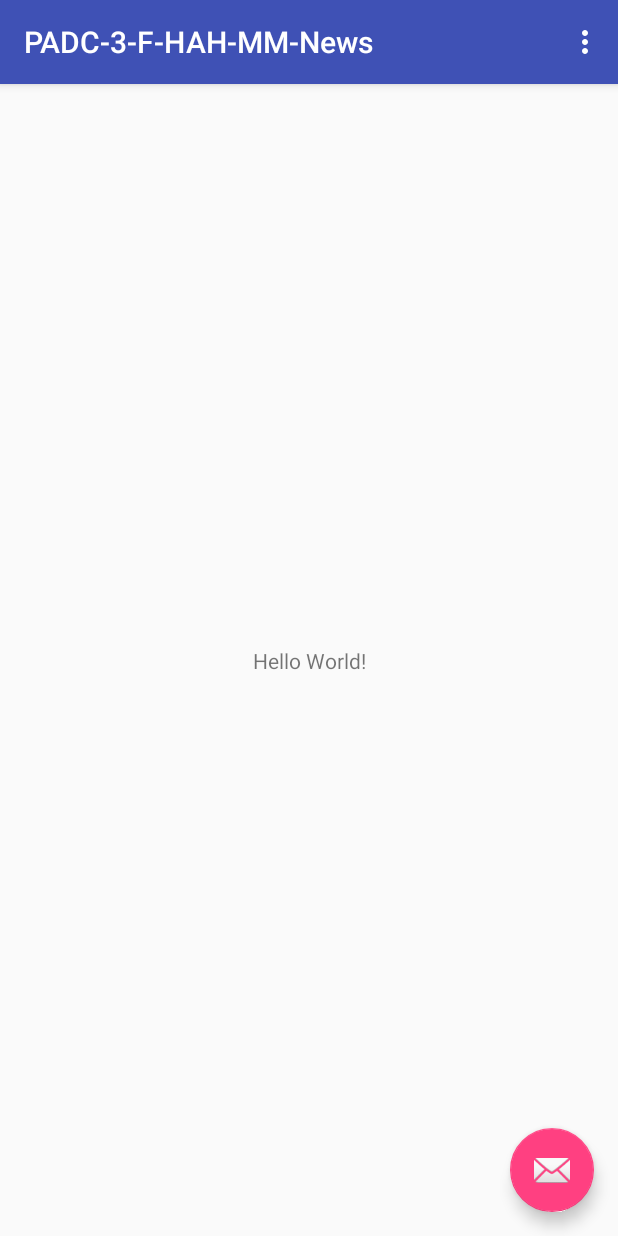
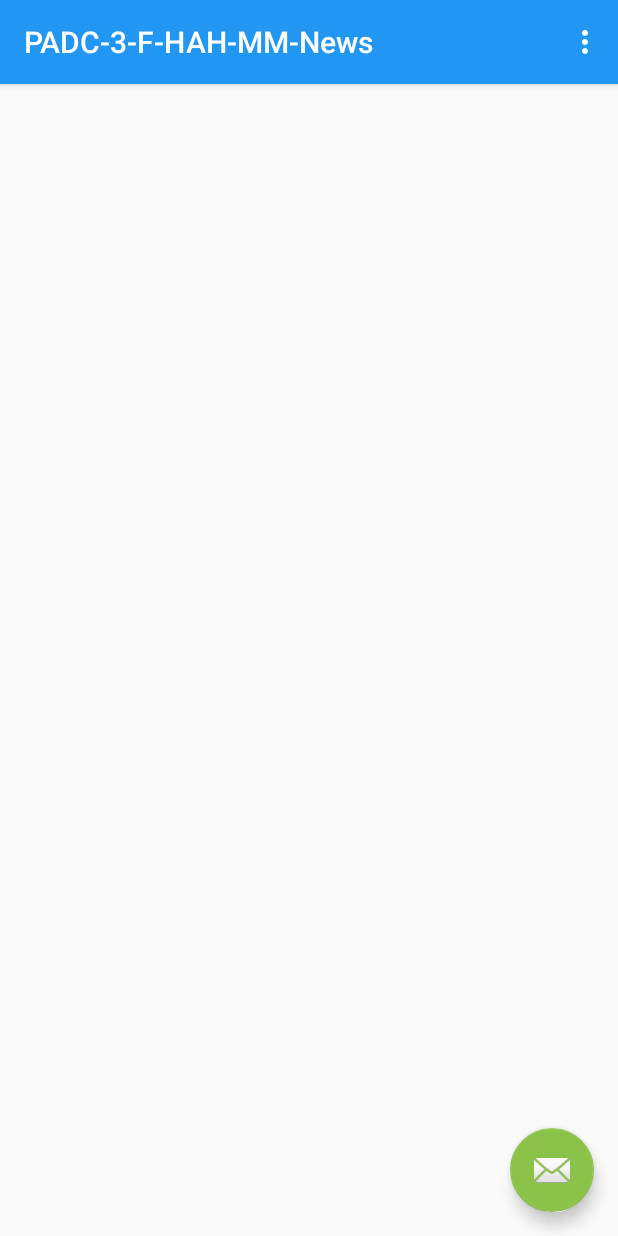
Before and after one commit to HtetAungiCe/PADC-3-F-HAH-MM-News, an Android app: the screen it shows after launch (MainActivity), on a phone screen of 412 x 824 dp. Run offline under Robolectric (Android 15) with nearby library versions, the phone set to English and light mode, and no system bars.

Commit message:
change primary color

```diff
--- a/app/build.gradle
+++ b/app/build.gradle
@@ -3,7 +3,7 @@ apply plugin: 'com.android.application'
 android {
     compileSdkVersion 26
     defaultConfig {
-        applicationId "hah.htetaunghlaing.padc_3_f_hah_mm_news"
+        applicationId "hah.htetaunghlaing.news"
         minSdkVersion 21
         targetSdkVersion 26
         versionCode 1
--- a/app/src/main/AndroidManifest.xml
+++ b/app/src/main/AndroidManifest.xml
@@ -1,8 +1,9 @@
 <?xml version="1.0" encoding="utf-8"?>
 <manifest xmlns:android="http://schemas.android.com/apk/res/android"
-    package="hah.htetaunghlaing.padc_3_f_hah_mm_news">
+    package="hah.htetaunghlaing.news">
 
     <application
+        android:name=".MMNewspp"
         android:allowBackup="true"
         android:icon="@mipmap/ic_launcher"
         android:label="@string/app_name"
@@ -10,7 +11,7 @@
         android:supportsRtl="true"
         android:theme="@style/AppTheme">
         <activity
-            android:name=".MainActivity"
+            android:name="hah.htetaunghlaing.news.activities.MainActivity"
             android:label="@string/app_name"
             android:theme="@style/AppTheme.NoActionBar">
             <intent-filter>
--- /dev/null
+++ b/app/src/main/java/hah/htetaunghlaing/news/MMNewspp.java
@@ -0,0 +1,10 @@
+package hah.htetaunghlaing.news;
+
+import android.app.Application;
+
+/**
+ * Created by Htet Aung Hlaing on 11/25/2017.
+ */
+
+public class MMNewspp extends Application {
+}
--- a/app/src/main/java/hah/htetaunghlaing/padc_3_f_hah_mm_news/MainActivity.java
+++ b/app/src/main/java/hah/htetaunghlaing/news/activities/MainActivity.java
@@ -1,4 +1,4 @@
-package hah.htetaunghlaing.padc_3_f_hah_mm_news;
+package hah.htetaunghlaing.news.activities;
 
 import android.os.Bundle;
 import android.support.design.widget.FloatingActionButton;
@@ -8,6 +8,7 @@ import android.support.v7.widget.Toolbar;
 import android.view.View;
 import android.view.Menu;
 import android.view.MenuItem;
+import hah.htetaunghlaing.news.R;
 
 public class MainActivity extends AppCompatActivity {
 
--- a/app/src/main/res/layout/activity_main.xml
+++ b/app/src/main/res/layout/activity_main.xml
@@ -4,7 +4,7 @@
     xmlns:tools="http://schemas.android.com/tools"
     android:layout_width="match_parent"
     android:layout_height="match_parent"
-    tools:context="hah.htetaunghlaing.padc_3_f_hah_mm_news.MainActivity">
+    tools:context="hah.htetaunghlaing.news.MainActivity">
 
     <android.support.design.widget.AppBarLayout
         android:layout_width="match_parent"
@@ -20,7 +20,15 @@
 
     </android.support.design.widget.AppBarLayout>
 
-    <include layout="@layout/content_main" />
+
+
+    <RelativeLayout
+        android:layout_width="match_parent"
+        android:layout_height="match_parent"
+        app:layout_behavior="@string/appbar_scrolling_view_behavior">
+
+
+    </RelativeLayout>
 
     <android.support.design.widget.FloatingActionButton
         android:id="@+id/fab"
--- a/app/src/main/res/layout/content_main.xml
+++ /dev/null
@@ -1,20 +0,0 @@
-<?xml version="1.0" encoding="utf-8"?>
-<android.support.constraint.ConstraintLayout xmlns:android="http://schemas.android.com/apk/res/android"
-    xmlns:app="http://schemas.android.com/apk/res-auto"
-    xmlns:tools="http://schemas.android.com/tools"
-    android:layout_width="match_parent"
-    android:layout_height="match_parent"
-    app:layout_behavior="@string/appbar_scrolling_view_behavior"
-    tools:context="hah.htetaunghlaing.padc_3_f_hah_mm_news.MainActivity"
-    tools:showIn="@layout/activity_main">
-
-    <TextView
-        android:layout_width="wrap_content"
-        android:layout_height="wrap_content"
-        android:text="Hello World!"
-        app:layout_constraintBottom_toBottomOf="parent"
-        app:layout_constraintLeft_toLeftOf="parent"
-        app:layout_constraintRight_toRightOf="parent"
-        app:layout_constraintTop_toTopOf="parent" />
-
-</android.support.constraint.ConstraintLayout>
--- a/app/src/main/res/menu/menu_main.xml
+++ b/app/src/main/res/menu/menu_main.xml
@@ -1,7 +1,7 @@
 <menu xmlns:android="http://schemas.android.com/apk/res/android"
     xmlns:app="http://schemas.android.com/apk/res-auto"
     xmlns:tools="http://schemas.android.com/tools"
-    tools:context="hah.htetaunghlaing.padc_3_f_hah_mm_news.MainActivity">
+    tools:context="hah.htetaunghlaing.padc_3_f_hah_mm_news.hah.htetaunghlaing.news.MainActivity">
     <item
         android:id="@+id/action_settings"
         android:orderInCategory="100"
--- a/app/src/main/res/values/colors.xml
+++ b/app/src/main/res/values/colors.xml
@@ -1,6 +1,11 @@
 <?xml version="1.0" encoding="utf-8"?>
 <resources>
-    <color name="colorPrimary">#3F51B5</color>
-    <color name="colorPrimaryDark">#303F9F</color>
-    <color name="colorAccent">#FF4081</color>
+    <color name="primary">#2196F3</color>
+    <color name="primary_dark">#1976D2</color>
+    <color name="primary_light">#BBDEFB</color>
+    <color name="accent">#8BC34A</color>
+    <color name="primary_text">#212121</color>
+    <color name="secondary_text">#757575</color>
+    <color name="icons">#FFFFFF</color>
+    <color name="divider">#BDBDBD</color>
 </resources>
--- a/app/src/main/res/values/styles.xml
+++ b/app/src/main/res/values/styles.xml
@@ -3,9 +3,9 @@
     <!-- Base application theme. -->
     <style name="AppTheme" parent="Theme.AppCompat.Light.DarkActionBar">
         <!-- Customize your theme here. -->
-        <item name="colorPrimary">@color/colorPrimary</item>
-        <item name="colorPrimaryDark">@color/colorPrimaryDark</item>
-        <item name="colorAccent">@color/colorAccent</item>
+        <item name="colorPrimary">@color/primary</item>
+        <item name="colorPrimaryDark">@color/primary_dark</item>
+        <item name="colorAccent">@color/accent</item>
     </style>
 
     <style name="AppTheme.NoActionBar">
```
